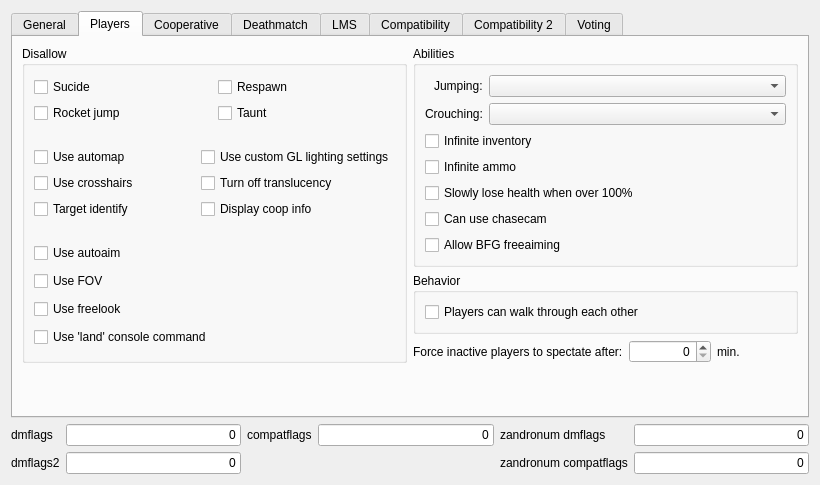
This is src/plugins/zandronum/createserverdialogpages/flagspage.ui in Destroyerrrocket/doomseeker-unofficial as Qt 5 draws it before an edit. The edited form follows.
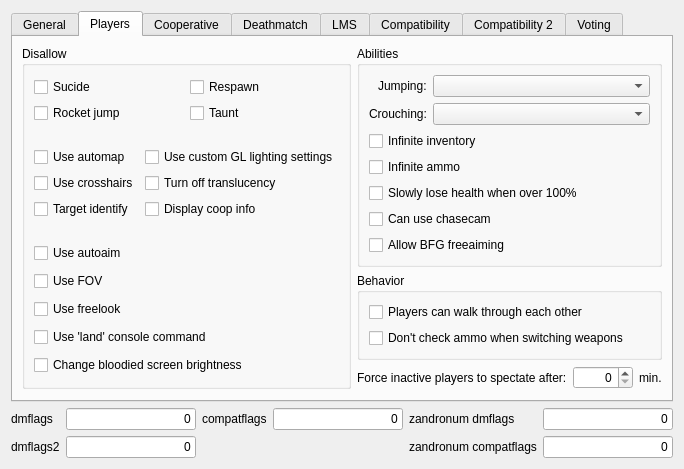
This is the edited form. The open tabs and pages were chosen to show the change. Custom widgets are drawn as their Qt base class.

Commit message: - Added some of the new dmflags to Zandronum's create game dialog flags page.

```diff
--- a/src/plugins/zandronum/createserverdialogpages/flagspage.ui
+++ b/src/plugins/zandronum/createserverdialogpages/flagspage.ui
@@ -6,8 +6,8 @@
    <rect>
     <x>0</x>
     <y>0</y>
-    <width>820</width>
-    <height>485</height>
+    <width>632</width>
+    <height>455</height>
    </rect>
   </property>
   <property name="windowTitle">
@@ -433,6 +433,16 @@
               </property>
              </widget>
             </item>
+            <item>
+             <widget class="QCheckBox" name="cbMaxBloodScalar">
+              <property name="toolTip">
+               <string>&lt;html&gt;&lt;head/&gt;&lt;body&gt;&lt;p&gt;Don't allow players to change how strongly will their screen flash when they get hit.&lt;/p&gt;&lt;/body&gt;&lt;/html&gt;</string>
+              </property>
+              <property name="text">
+               <string>Change bloodied screen brightness</string>
+              </property>
+             </widget>
+            </item>
            </layout>
           </widget>
          </item>
@@ -528,6 +538,13 @@
                 </property>
                </widget>
               </item>
+              <item>
+               <widget class="QCheckBox" name="cbDontCheckAmmoWhenSwitchingWeapons">
+                <property name="text">
+                 <string>Don't check ammo when switching weapons</string>
+                </property>
+               </widget>
+              </item>
              </layout>
             </widget>
            </item>
```
Left out of the diff: 560 changed lines with no effect on the pictures. The commit also changes 1 other file.
